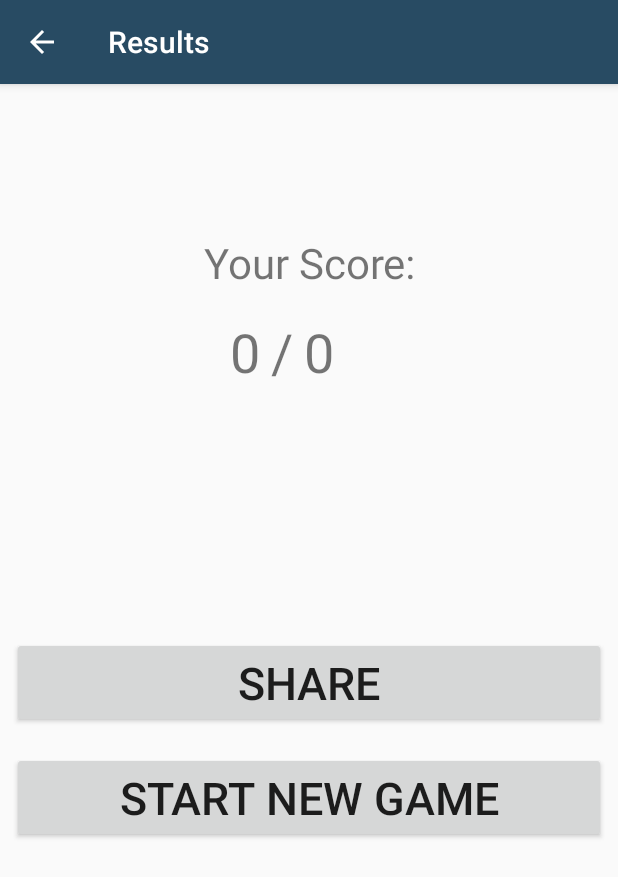
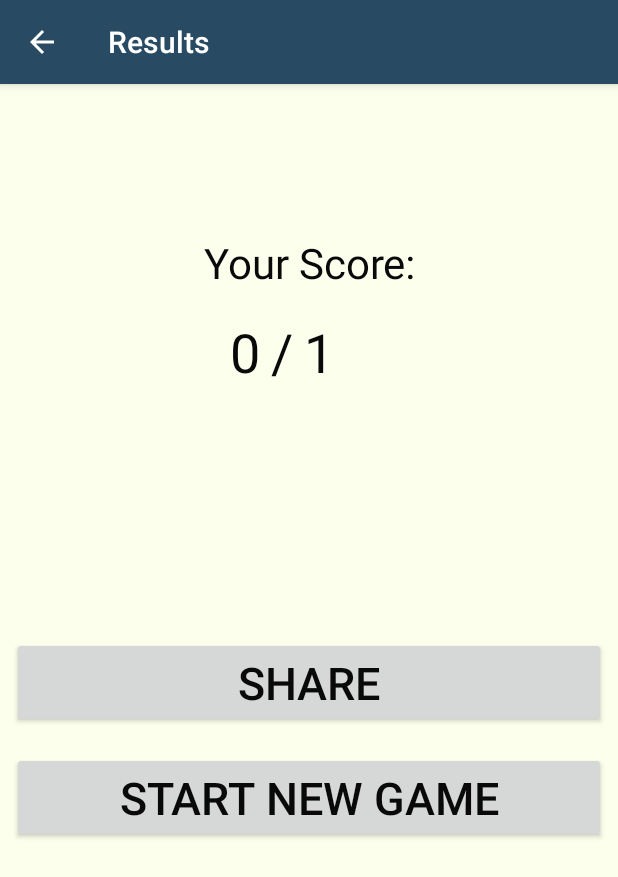
Before and after one commit to powersst/cs496, an Android app: the InGameActivity screen opened directly, with no data from a screen before it, after a tap on "NEXT QUESTION", on a phone screen of 412 x 824 dp. Shown: the top 877 px of the screen. Run offline under Robolectric (Android 15) with nearby library versions, the phone set to English and light mode, and no system bars; network calls fail; 1 statement that could not run was skipped; 1 other tap on this screen came first.

Commit message:
total score working; toasts edited

```diff
--- a/TriviaTrouble/app/src/main/java/com/powersst/triviatrouble/GameSetupActivity.java
+++ b/TriviaTrouble/app/src/main/java/com/powersst/triviatrouble/GameSetupActivity.java
@@ -222,7 +222,7 @@ public class GameSetupActivity extends AppCompatActivity {
                     generateToast(getResources().getString(R.string.msg_NoResults));
                 }
                 else {
-                    generateToast(searchResultsList.size() + " / " + mSpnQuestionCount.getSelectedItem() + " questions found. Press 'Start Game!' to begin.");
+                    generateToast(searchResultsList.size() + " / " + mSpnQuestionCount.getSelectedItem() + " questions found");
                     mBtnBegin.setText(getResources().getString(R.string.gameSetup_Begin_Text));
                     mTriviaItems = searchResultsList;
 
--- a/TriviaTrouble/app/src/main/java/com/powersst/triviatrouble/InGameActivity.java
+++ b/TriviaTrouble/app/src/main/java/com/powersst/triviatrouble/InGameActivity.java
@@ -52,7 +52,7 @@ public class InGameActivity extends AppCompatActivity {
         mBtnSubmit = (Button) findViewById(R.id.submitBtn);
         mBtnFinish = (Button) findViewById(R.id.finishBtn);
         playerScore = 0;
-        totalScore = 0;
+        totalScore = 1;
             mBtnSubmit.setOnClickListener(new Button.OnClickListener(){
                 @Override
                 public void onClick(View v) {
@@ -65,6 +65,7 @@ public class InGameActivity extends AppCompatActivity {
                 @Override
                 public void onClick(View v) {
                     loadQuestion(mTriviaItems.get(mCurrentTriviaItem));
+                    totalScore = totalScore + 1 ;
                 }
             });
         mBtnFinish.setOnClickListener(new Button.OnClickListener() {
@@ -267,11 +268,11 @@ public class InGameActivity extends AppCompatActivity {
             if (selectedAnswer.equals(correctAnswer)) {
                 correctAnswer.setBackgroundResource(R.color.colorAnswerButton_CorrectAnswer);
                 playerScore = playerScore + 1;
-                generateToast("__CORRECT__");
+                generateToast("Correct: " + playerScore + "/" + totalScore );
             } else {
                 correctAnswer.setBackgroundResource(R.color.colorAnswerButton_CorrectAnswer);
                 selectedAnswer.setBackgroundResource(R.color.colorAnswerButton_IncorrectAnswer);
-                generateToast("__INCORRECT__");
+                generateToast("Incorrect: " + playerScore + "/" + totalScore );
             }
 
 
--- a/TriviaTrouble/app/src/main/res/layout/activity_end_game.xml
+++ b/TriviaTrouble/app/src/main/res/layout/activity_end_game.xml
@@ -1,7 +1,9 @@
 <?xml version="1.0" encoding="utf-8"?>
 <LinearLayout xmlns:android="http://schemas.android.com/apk/res/android"
     android:orientation="vertical" android:layout_width="match_parent"
-    android:layout_height="match_parent">
+    android:layout_height="match_parent"
+    android:background="@color/colorBackground">
+
 
 
     <TextView
@@ -11,6 +13,7 @@
         android:textAlignment="center"
         android:layout_marginBottom="16dp"
         android:layout_marginTop="100dp"
+        android:textColor="@color/colorText"
         android:text="Your Score:"
         android:textSize="28sp"/>
 
@@ -27,6 +30,7 @@
             android:layout_height="wrap_content"
             android:gravity="right"
             android:layout_marginBottom="16dp"
+            android:textColor="@color/colorText"
             android:text="@string/endGame_PlayerScore"
             android:textSize="36sp"/>
 
@@ -35,6 +39,7 @@
             android:layout_width="29dp"
             android:layout_height="wrap_content"
             android:layout_marginBottom="16dp"
+            android:textColor="@color/colorText"
             android:text="@string/endGame_Slash"
             android:textAlignment="center"
             android:textSize="36sp" />
@@ -45,6 +50,7 @@
             android:layout_height="wrap_content"
             android:gravity="left"
             android:layout_marginBottom="16dp"
+            android:textColor="@color/colorText"
             android:text="@string/endGame_TotalScore"
             android:textSize="36sp"/>
 
@@ -61,6 +67,7 @@
         android:layout_marginBottom="16dp"
         android:layout_marginTop="150dp"
         android:gravity="bottom"
+        android:textColor="@color/colorText"
         android:text="@string/endGame_ShareBtn"/>
 
     <Button
@@ -73,6 +80,7 @@
         android:layout_marginRight="8dp"
         android:layout_marginBottom="16dp"
         android:gravity="bottom"
+        android:textColor="@color/colorText"
         android:text="@string/endGame_StartNewBtn"/>
 
 </LinearLayout>
```
